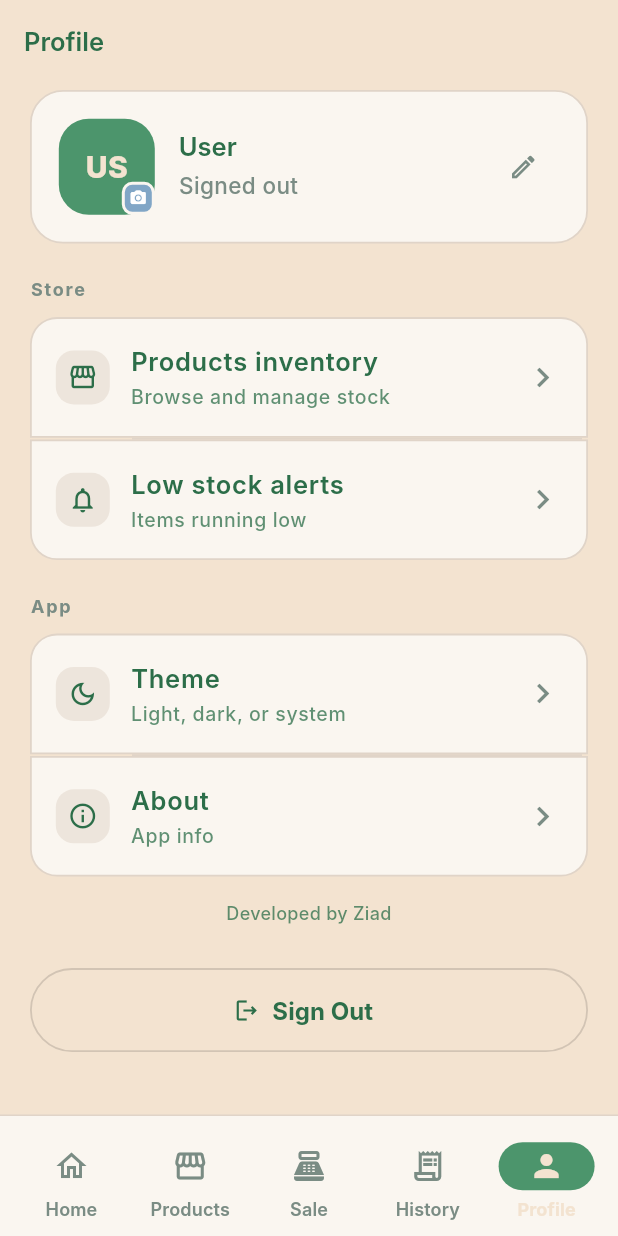
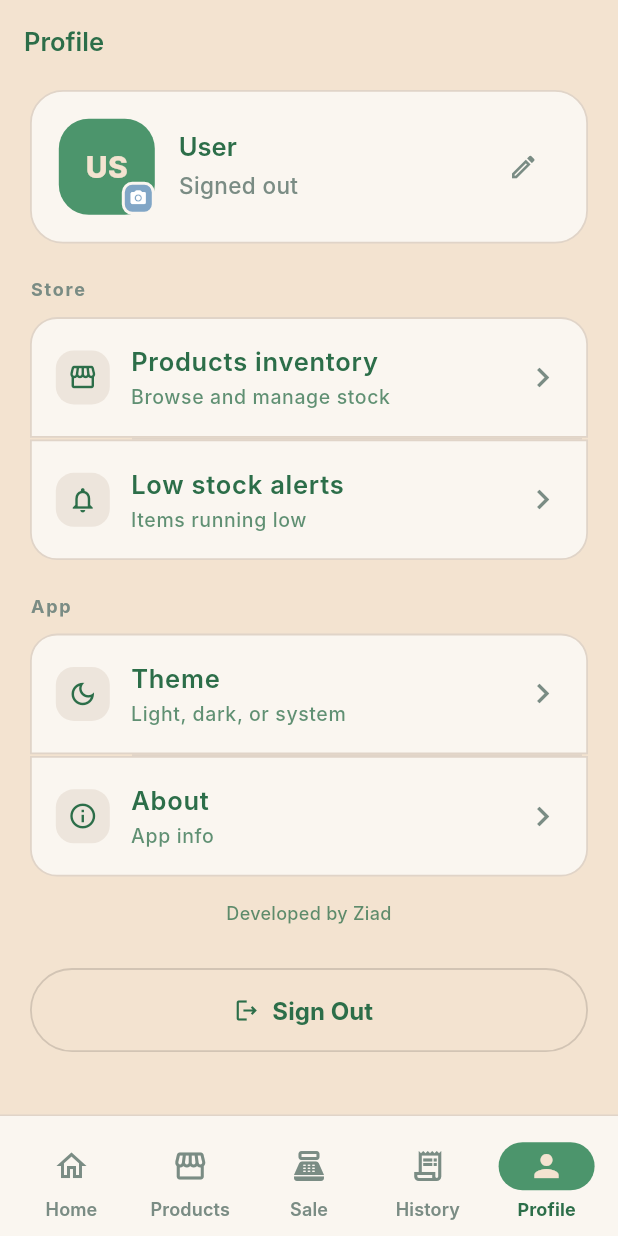
Before and after one commit to myopenducks/Yacine-Halab, a Flutter app: the ProfileTab screen opened by its route, on a phone screen of 412 x 824 dp. Run offline on Flutter 3.47's test engine with Material 3 defaults, Android fonts, the phone set to English and light mode, and no system bars; our stand-ins replace dio, flutter_riverpod, flutter_secure_storage, go_router, image_picker, shared_preferences; accounts and stored records are empty; network calls fail; Roboto replaces fonts that are missing (Inter).

Commit message:
fix: make active bottom nav label dark green for crisp readability

```diff
--- a/clothing-store/mobile/lib/core/theme/app_theme.dart
+++ b/clothing-store/mobile/lib/core/theme/app_theme.dart
@@ -277,7 +277,8 @@ class AppTheme {
   static NavigationBarThemeData _buildNavBar({
     required Color background,
     required Color indicator,
-    required Color selected,
+    required Color selectedIcon,
+    required Color selectedLabel,
     required Color unselected,
   }) {
     return NavigationBarThemeData(
@@ -294,14 +295,14 @@ class AppTheme {
           fontFamily: fontFamily,
           fontSize: 12,
           fontWeight: isSelected ? FontWeight.w700 : FontWeight.w600,
-          color: isSelected ? selected : unselected,
+          color: isSelected ? selectedLabel : unselected,
           letterSpacing: 0.1,
         );
       }),
       iconTheme: WidgetStateProperty.resolveWith((s) {
         final isSelected = s.contains(WidgetState.selected);
         return IconThemeData(
-          color: isSelected ? selected : unselected,
+          color: isSelected ? selectedIcon : unselected,
           size: 24,
         );
       }),
@@ -432,7 +433,8 @@ class AppTheme {
       navigationBarTheme: _buildNavBar(
         background: AppColors.card,
         indicator: AppColors.primary,
-        selected: AppColors.onPrimary,
+        selectedIcon: AppColors.onPrimary,
+        selectedLabel: AppColors.secondary,
         unselected: AppColors.textMuted,
       ),
       inputDecorationTheme: _buildInput(
@@ -543,7 +545,8 @@ class AppTheme {
       navigationBarTheme: _buildNavBar(
         background: AppColors.cardDark,
         indicator: AppColors.accent,
-        selected: AppColors.dark,
+        selectedIcon: AppColors.dark,
+        selectedLabel: AppColors.accent,
         unselected: AppColors.textMutedDark,
       ),
       inputDecorationTheme: _buildInput(
```
